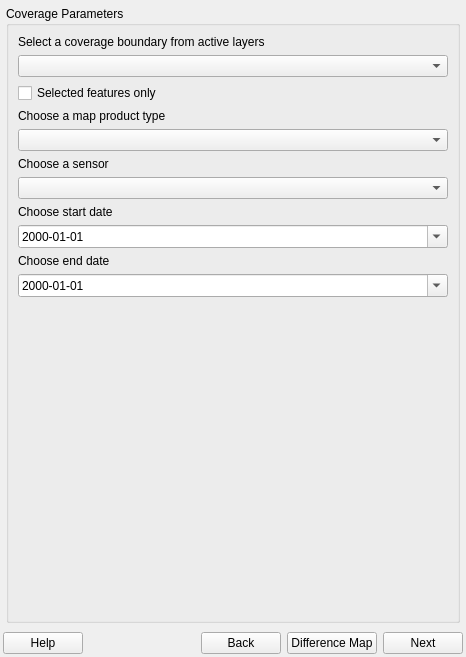
Old version of the form geosys/ui/templates/geosys_dockwidget_base.ui in the repository earthdaily/qgis-plugin.
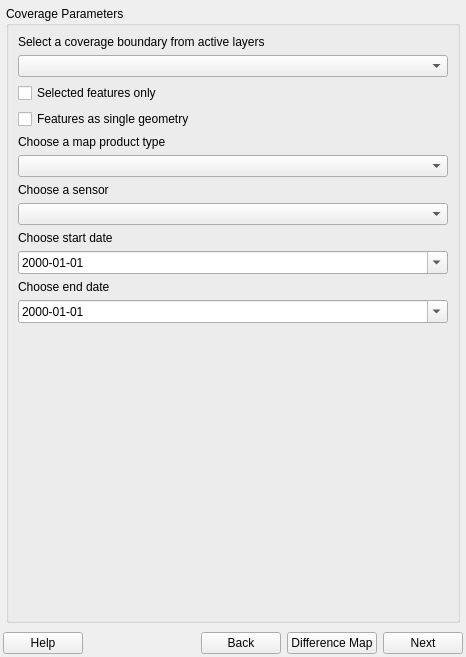
New version of the form.

Patch:
```diff
--- a/geosys/ui/templates/geosys_dockwidget_base.ui
+++ b/geosys/ui/templates/geosys_dockwidget_base.ui
@@ -13,7 +13,7 @@
   <property name="minimumSize">
    <size>
     <width>466</width>
-    <height>474</height>
+    <height>477</height>
    </size>
   </property>
   <property name="windowTitle">
@@ -112,6 +112,13 @@
              </property>
             </widget>
            </item>
+           <item>
+            <widget class="QCheckBox" name="single_geometry_checkbox">
+             <property name="text">
+              <string>Features as single geometry</string>
+             </property>
+            </widget>
+           </item>
            <item>
             <widget class="QLabel" name="map_product_label">
              <property name="text">
```
